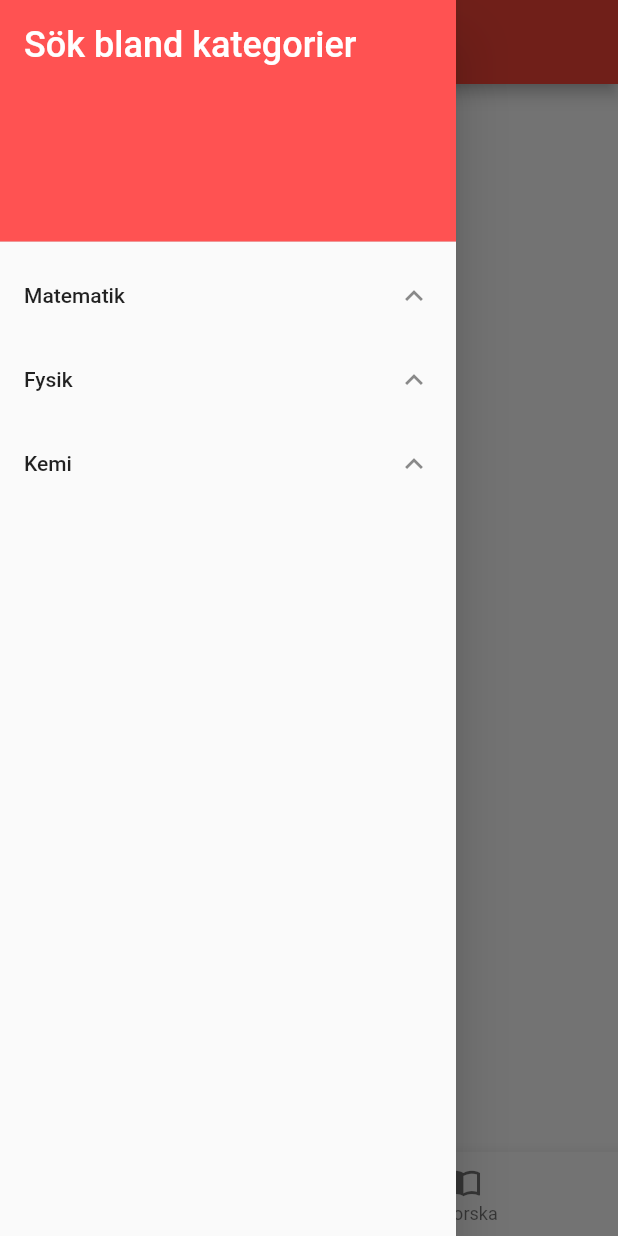
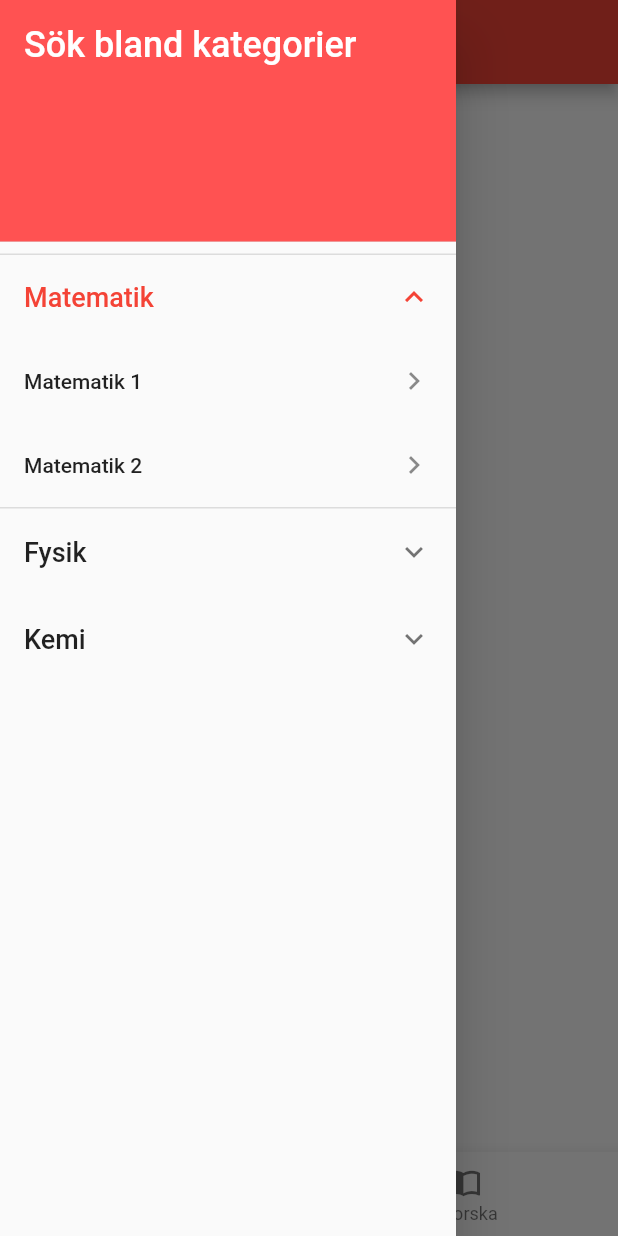
Before and after one commit to Enayaaa/formelblad, a Flutter app: the screen it shows after launch, in the side drawer, after a tap on "Matematik", on a phone screen of 412 x 824 dp. Run offline on Flutter 3.47's test engine with Material 2 defaults, Android fonts, the phone set to English and light mode, and no system bars.

```diff
--- a/formelblad_app/lib/homepage.dart
+++ b/formelblad_app/lib/homepage.dart
@@ -32,20 +32,59 @@ class _HomePageState extends State<HomePage> {
         ),
       ),
     ),
+    ExpansionTile(
+      title: Text(
+        "Matematik",
+        style: TextStyle(fontSize: 18),
+      ),
+      children: <Widget>[
         ListTile(
-      title: Text("Matematik"),
-      trailing: Icon(Icons.keyboard_arrow_up),
+          title: Text("Matematik 1"),
+          trailing: Icon(Icons.keyboard_arrow_right),
           onTap: () {},
         ),
         ListTile(
-      title: Text("Fysik"),
-      trailing: Icon(Icons.keyboard_arrow_up),
+          title: Text("Matematik 2"),
+          trailing: Icon(Icons.keyboard_arrow_right),
+          onTap: () {},
+        ),
+      ],
+    ),
+    ExpansionTile(
+      title: Text(
+        "Fysik",
+        style: TextStyle(fontSize: 18),
+      ),
+      children: <Widget>[
+        ListTile(
+          title: Text("Fysik 1"),
+          trailing: Icon(Icons.keyboard_arrow_right),
           onTap: () {},
         ),
         ListTile(
-      title: Text("Kemi"),
-      trailing: Icon(Icons.keyboard_arrow_up),
+          title: Text("Fysik 2"),
+          trailing: Icon(Icons.keyboard_arrow_right),
           onTap: () {},
+        ),
+      ],
+    ),
+    ExpansionTile(
+      title: Text(
+        "Kemi",
+        style: TextStyle(fontSize: 18),
+      ),
+      children: <Widget>[
+        ListTile(
+          title: Text("Kemi 1"),
+          trailing: Icon(Icons.keyboard_arrow_right),
+          onTap: () {},
+        ),
+        ListTile(
+          title: Text("Kemi 2"),
+          trailing: Icon(Icons.keyboard_arrow_right),
+          onTap: () {},
+        ),
+      ],
     )
   ];
 
```
Lines whose indentation alone changed are shown as unchanged.
